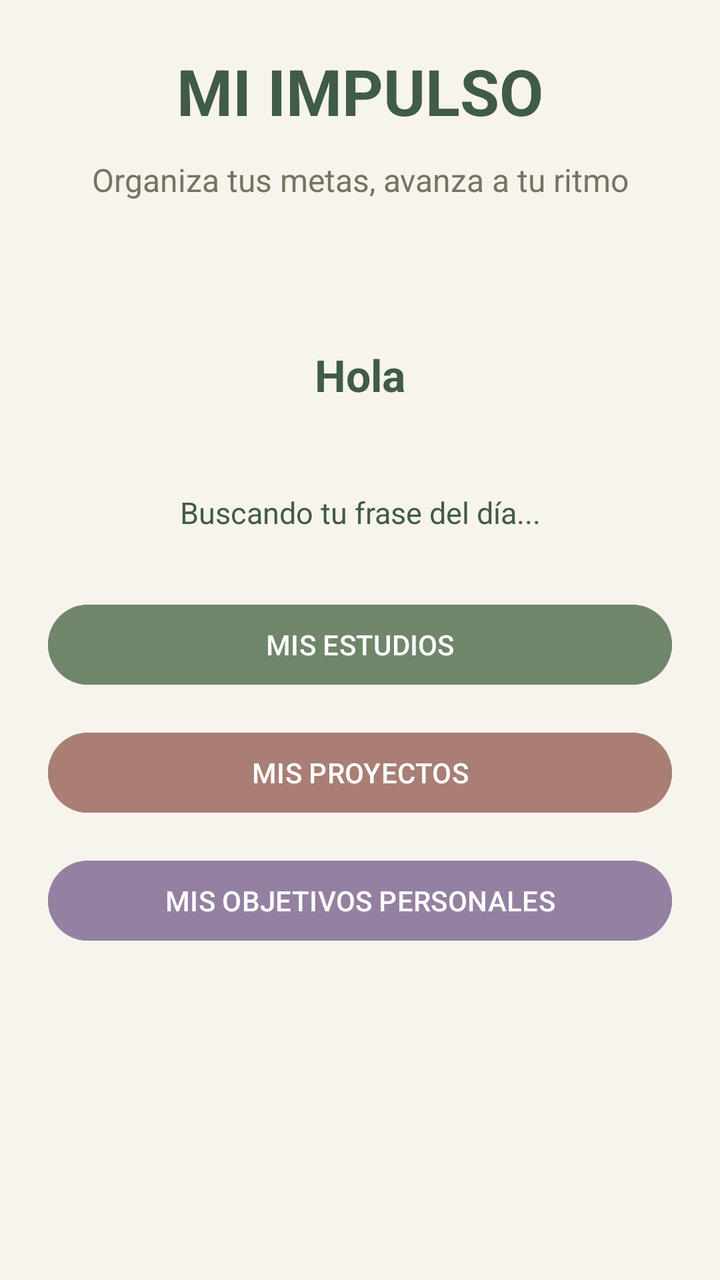
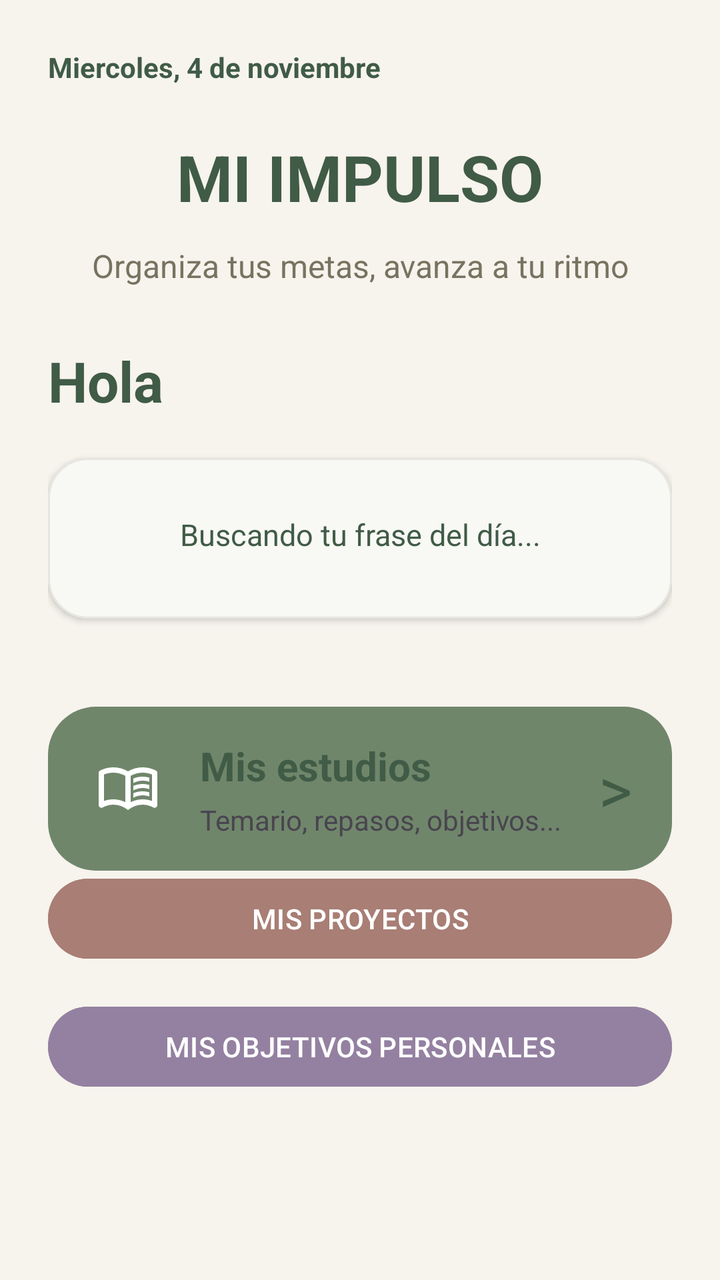

Before-and-after screenshots of an Android layout around one commit, followed by the original layout XML and the change that was made.
<!-- AndroidManifest.xml: application theme Theme.MiImpulso -->
<!-- res/layout/activity_main.xml -->
<?xml version="1.0" encoding="utf-8"?>
<LinearLayout
    xmlns:android="http://schemas.android.com/apk/res/android"
    xmlns:tools="http://schemas.android.com/tools"
    android:id="@+id/main"
    android:layout_width="match_parent"
    android:layout_height="match_parent"
    android:orientation="vertical"
    android:layout_gravity="center"
    android:padding="24dp"
    android:background="@color/impulso_fondo">

    <TextView
        android:layout_width="match_parent"
        android:layout_height="wrap_content"
        android:text="MI IMPULSO"
        android:textSize="32sp"
        android:textStyle="bold"
        android:textColor="@color/impulso_verde"
        android:gravity="center"
        android:layout_marginBottom="12dp"/>

    <TextView
        android:layout_width="match_parent"
        android:layout_height="wrap_content"
        android:text="Organiza tus metas, avanza a tu ritmo"
        android:textSize="16sp"
        android:textColor="@color/impulso_texto"
        android:gravity="center"
        android:layout_marginBottom="48dp"/>

    <TextView
        android:id="@+id/txtSaludo"
        android:layout_width="match_parent"
        android:layout_height="wrap_content"
        android:text="Hola"
        android:textSize="22sp"
        android:textStyle="bold"
        android:textColor="@color/impulso_verde"
        android:gravity="center"
        android:layout_marginTop="24dp"
        android:layout_marginBottom="16dp"/>

    <TextView
        android:id="@+id/txtFrase"
        android:layout_width="match_parent"
        android:layout_height="wrap_content"
        android:text="Buscando tu frase del día..."
        android:textSize="15sp"
        android:textColor="@color/impulso_verde"
        android:gravity="center"
        android:padding="16dp"
        android:layout_marginTop="12dp"
        android:layout_marginBottom="16dp"/>

    <Button
        android:id="@+id/btnEstudios"
        android:layout_width="match_parent"
        android:layout_height="wrap_content"
        android:text="MIS ESTUDIOS"
        android:textColor="@color/impulso_blanco"
        android:backgroundTint="@color/impulso_estudios"
        android:layout_marginBottom="16dp"/>
    <Button
        android:id="@+id/btnProtectos"
        android:layout_width="match_parent"
        android:layout_height="wrap_content"
        android:text="MIS PROYECTOS"
        android:textColor="@color/impulso_blanco"
        android:backgroundTint="@color/impulso_proyectos"
        android:layout_marginBottom="16dp"/>
    <Button
        android:id="@+id/btnPersonal"
        android:layout_width="match_parent"
        android:layout_height="wrap_content"
        android:text="MIS OBJETIVOS PERSONALES"
        android:textColor="@color/impulso_blanco"
        android:backgroundTint="@color/impulso_personal"/>


</LinearLayout>
<!-- resources referenced by this layout -->
<resources>
  <color name="impulso_blanco">#FFFFFFFF</color>
  <color name="impulso_estudios">#70866B</color>
  <color name="impulso_fondo">#F7F3ED</color>
  <color name="impulso_personal">#9481A1</color>
  <color name="impulso_proyectos">#A87E75</color>
  <color name="impulso_texto">#777360</color>
  <color name="impulso_verde">#405B46</color>
  <style name="Theme.MiImpulso" parent="Base.Theme.MiImpulso" />
  <style name="Base.Theme.MiImpulso" parent="Theme.Material3.DayNight.NoActionBar">
          
          
      </style>
</resources>

<!-- the commit's change to res/layout/activity_main.xml (unified diff, before → after) -->
@@ -1,7 +1,7 @@
 <?xml version="1.0" encoding="utf-8"?>
-<LinearLayout
-    xmlns:android="http://schemas.android.com/apk/res/android"
+<LinearLayout xmlns:android="http://schemas.android.com/apk/res/android"
     xmlns:tools="http://schemas.android.com/tools"
+    xmlns:app="http://schemas.android.com/apk/res-auto"
     android:id="@+id/main"
     android:layout_width="match_parent"
     android:layout_height="match_parent"
@@ -9,6 +9,17 @@
     android:layout_gravity="center"
     android:padding="24dp"
     android:background="@color/impulso_fondo">
+
+    <TextView
+        android:id="@+id/txtFecha"
+        android:layout_width="match_parent"
+        android:layout_height="wrap_content"
+        android:text="Miercoles, 4 de noviembre"
+        android:textSize="14sp"
+        android:textStyle="bold"
+        android:textColor="@color/impulso_verde"
+        android:gravity="start"
+        android:layout_marginBottom="24dp"/>
 
     <TextView
         android:layout_width="match_parent"
@@ -27,40 +38,101 @@
         android:textSize="16sp"
         android:textColor="@color/impulso_texto"
         android:gravity="center"
-        android:layout_marginBottom="48dp"/>
+        android:layout_marginBottom="16dp"/>
 
     <TextView
         android:id="@+id/txtSaludo"
         android:layout_width="match_parent"
         android:layout_height="wrap_content"
         android:text="Hola"
-        android:textSize="22sp"
+        android:textSize="28sp"
         android:textStyle="bold"
         android:textColor="@color/impulso_verde"
-        android:gravity="center"
-        android:layout_marginTop="24dp"
-        android:layout_marginBottom="16dp"/>
+        android:gravity="start"
+        android:layout_marginTop="12dp"
+        android:layout_marginBottom="8dp"/>
 
-    <TextView
-        android:id="@+id/txtFrase"
+    <com.google.android.material.card.MaterialCardView
         android:layout_width="match_parent"
         android:layout_height="wrap_content"
-        android:text="Buscando tu frase del día..."
-        android:textSize="15sp"
-        android:textColor="@color/impulso_verde"
-        android:gravity="center"
-        android:padding="16dp"
         android:layout_marginTop="12dp"
-        android:layout_marginBottom="16dp"/>
+        android:layout_marginBottom="24dp"
+        app:cardCornerRadius="20dp"
+        app:cardElevation="2dp"
+        app:cardBackgroundColor="@color/impulso_tarjeta"
+        app:strokeColor="@color/impulso_borde_tarjeta"
+        app:strokeWidth="1dp">
 
-    <Button
-        android:id="@+id/btnEstudios"
-        android:layout_width="match_parent"
-        android:layout_height="wrap_content"
-        android:text="MIS ESTUDIOS"
-        android:textColor="@color/impulso_blanco"
-        android:backgroundTint="@color/impulso_estudios"
-        android:layout_marginBottom="16dp"/>
+        <TextView
+            android:id="@+id/txtFrase"
+            android:layout_width="match_parent"
+            android:layout_height="wrap_content"
+            android:text="Buscando tu frase del día..."
+            android:textSize="15sp"
+            android:textColor="@color/impulso_verde"
+            android:gravity="center"
+            android:padding="16dp"
+            android:layout_marginTop="12dp"
+            android:layout_marginBottom="16dp"/>
+
+    </com.google.android.material.card.MaterialCardView>
+
+   <LinearLayout
+       android:id="@+id/btnEstudios"
+       android:layout_width="match_parent"
+       android:layout_height="wrap_content"
+       android:layout_marginTop="20dp"
+       android:padding="16dp"
+       android:orientation="horizontal"
+       android:gravity="center_vertical"
+       android:background="@drawable/fondo_estudios"
+       android:clickable="true"
+       android:focusable="true">
+
+       <ImageView
+           android:layout_width="48dp"
+           android:layout_height="48dp"
+           android:src="@drawable/ic_estudios"
+           android:contentDescription="Estudios"
+           android:padding="8dp"/>
+
+       <LinearLayout
+           android:layout_width="0dp"
+           android:layout_height="wrap_content"
+           android:layout_weight="1"
+           android:orientation="vertical"
+           android:layout_marginStart="12dp">
+
+           <TextView
+               android:layout_width="match_parent"
+               android:layout_height="wrap_content"
+               android:text="Mis estudios"
+               android:textSize="20dp"
+               android:textStyle="bold"
+               android:textColor="@color/impulso_verde"/>
+
+           <TextView
+               android:layout_width="match_parent"
+               android:layout_height="wrap_content"
+               android:layout_marginTop="4dp"
+               android:text="Temario, repasos, objetivos..."/>
+       </LinearLayout>
+
+       <TextView
+           android:layout_width="wrap_content"
+           android:layout_height="wrap_content"
+           android:text=">"
+           android:textSize="32sp"
+           android:textColor="@color/impulso_verde"
+           android:paddingStart="8dp"
+           android:paddingEnd="4dp"/>
+
+
+
+
+
+   </LinearLayout>
+
     <Button
         android:id="@+id/btnProtectos"
         android:layout_width="match_parent"
<!-- resource entries referenced after the edit -->
@@ -1,12 +1,29 @@
 <!-- resources referenced by this layout -->
 <resources>
   <color name="impulso_blanco">#FFFFFFFF</color>
+  <color name="impulso_borde_tarjeta">#E6E6E0</color>
   <color name="impulso_estudios">#70866B</color>
   <color name="impulso_fondo">#F7F3ED</color>
   <color name="impulso_personal">#9481A1</color>
   <color name="impulso_proyectos">#A87E75</color>
+  <color name="impulso_tarjeta">#F8F8F4</color>
   <color name="impulso_texto">#777360</color>
   <color name="impulso_verde">#405B46</color>
+  <!-- drawable fondo_estudios (drawable) -->
+  <?xml version="1.0" encoding="utf-8"?>
+  <shape xmlns:android="http://schemas.android.com/apk/res/android"
+      android:shape="rectangle">
+      <solid android:color="@color/impulso_estudios"/>
+      <corners android:radius="24dp"/>
+  
+  
+  </shape>
+  <!-- drawable ic_estudios (drawable) -->
+  <vector xmlns:android="http://schemas.android.com/apk/res/android" android:autoMirrored="true" android:height="24dp" android:tint="#FFFFFF" android:viewportHeight="960" android:viewportWidth="960" android:width="24dp">
+        
+      <path android:fillColor="@android:color/white" android:pathData="M560,396L560,328Q593,314 627.5,307Q662,300 700,300Q726,300 751,304Q776,308 800,314L800,378Q776,369 751.5,364.5Q727,360 700,360Q662,360 627,369.5Q592,379 560,396ZM560,616L560,548Q593,534 627.5,527Q662,520 700,520Q726,520 751,524Q776,528 800,534L800,598Q776,589 751.5,584.5Q727,580 700,580Q662,580 627,589Q592,598 560,616ZM560,506L560,438Q593,424 627.5,417Q662,410 700,410Q726,410 751,414Q776,418 800,424L800,488Q776,479 751.5,474.5Q727,470 700,470Q662,470 627,479.5Q592,489 560,506ZM260,640Q307,640 351.5,650.5Q396,661 440,682L440,288Q399,264 353,252Q307,240 260,240Q224,240 188.5,247Q153,254 120,268Q120,268 120,268Q120,268 120,268L120,664Q120,664 120,664Q120,664 120,664Q155,652 189.5,646Q224,640 260,640ZM520,682Q564,661 608.5,650.5Q653,640 700,640Q736,640 770.5,646Q805,652 840,664Q840,664 840,664Q840,664 840,664L840,268Q840,268 840,268Q840,268 840,268Q807,254 771.5,247Q736,240 700,240Q653,240 607,252Q561,264 520,288L520,682ZM480,800Q432,762 376,741Q320,720 260,720Q218,720 177.5,731Q137,742 100,762Q79,773 59.5,761Q40,749 40,726L40,244Q40,233 45.5,223Q51,213 62,208Q108,184 158,172Q208,160 260,160Q318,160 373.5,175Q429,190 480,220Q531,190 586.5,175Q642,160 700,160Q752,160 802,172Q852,184 898,208Q909,213 914.5,223Q920,233 920,244L920,726Q920,749 900.5,761Q881,773 860,762Q823,742 782.5,731Q742,720 700,720Q640,720 584,741Q528,762 480,800ZM280,466Q280,466 280,466Q280,466 280,466L280,466Q280,466 280,466Q280,466 280,466Q280,466 280,466Q280,466 280,466Q280,466 280,466Q280,466 280,466L280,466Q280,466 280,466Q280,466 280,466Q280,466 280,466Q280,466 280,466Z"/>
+      
+  </vector>
   <style name="Theme.MiImpulso" parent="Base.Theme.MiImpulso" />
   <style name="Base.Theme.MiImpulso" parent="Theme.Material3.DayNight.NoActionBar">
           
